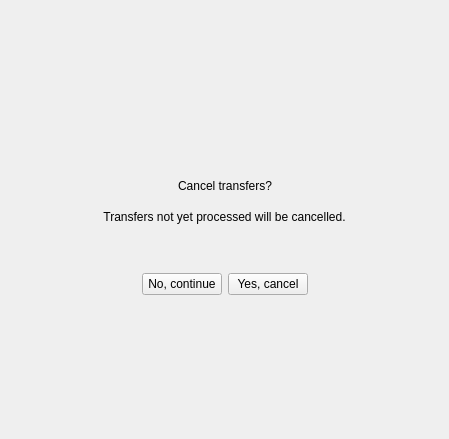
This is src/MEGASync/gui/win/CancelConfirmWidget.ui in meganz/MEGAsync as Qt 5 draws it before an edit. The edited form follows.
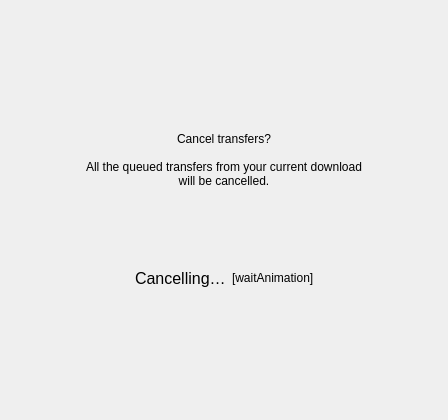
This is the edited form. Icons and pictures are not drawn.

The edit to the form file:
```diff
--- a/src/MEGASync/gui/win/CancelConfirmWidget.ui
+++ b/src/MEGASync/gui/win/CancelConfirmWidget.ui
@@ -6,8 +6,8 @@
    <rect>
     <x>0</x>
     <y>0</y>
-    <width>449</width>
-    <height>439</height>
+    <width>448</width>
+    <height>420</height>
    </rect>
   </property>
   <property name="windowTitle">
@@ -146,9 +146,12 @@
        <property name="orientation">
         <enum>Qt::Horizontal</enum>
        </property>
+       <property name="sizeType">
+        <enum>QSizePolicy::MinimumExpanding</enum>
+       </property>
        <property name="sizeHint" stdset="0">
         <size>
-         <width>0</width>
+         <width>30</width>
          <height>20</height>
         </size>
        </property>
@@ -156,20 +159,14 @@
      </item>
      <item>
       <widget class="QLabel" name="lExplanation">
-       <property name="sizePolicy">
-        <sizepolicy hsizetype="Expanding" vsizetype="Preferred">
-         <horstretch>0</horstretch>
-         <verstretch>0</verstretch>
-        </sizepolicy>
-       </property>
        <property name="text">
-        <string>Transfers not yet processed will be cancelled.</string>
+        <string>All the queued transfers from your current download will be cancelled.</string>
        </property>
        <property name="alignment">
         <set>Qt::AlignCenter</set>
        </property>
        <property name="wordWrap">
-        <bool>false</bool>
+        <bool>true</bool>
        </property>
        <property name="role" stdset="0">
         <string notr="true">details</string>
@@ -181,9 +178,12 @@
        <property name="orientation">
         <enum>Qt::Horizontal</enum>
        </property>
+       <property name="sizeType">
+        <enum>QSizePolicy::MinimumExpanding</enum>
+       </property>
        <property name="sizeHint" stdset="0">
         <size>
-         <width>0</width>
+         <width>30</width>
          <height>20</height>
         </size>
        </property>
@@ -208,6 +208,11 @@
     </spacer>
    </item>
    <item>
+    <widget class="QStackedWidget" name="cancelControlStack">
+     <property name="currentIndex">
+      <number>1</number>
+     </property>
+     <widget class="QWidget" name="pCancelChoice">
     <layout class="QHBoxLayout" name="horizontalLayout">
      <item>
       <spacer name="horizontalSpacer">
@@ -216,7 +221,7 @@
        </property>
        <property name="sizeHint" stdset="0">
         <size>
-         <width>40</width>
+           <width>111</width>
          <height>20</height>
         </size>
        </property>
@@ -249,13 +254,63 @@
        </property>
        <property name="sizeHint" stdset="0">
         <size>
+           <width>110</width>
+           <height>20</height>
+          </size>
+         </property>
+        </spacer>
+       </item>
+      </layout>
+     </widget>
+     <widget class="QWidget" name="pCancelling">
+      <layout class="QHBoxLayout" name="horizontalLayout_5">
+       <item>
+        <spacer name="horizontalSpacer_9">
+         <property name="orientation">
+          <enum>Qt::Horizontal</enum>
+         </property>
+         <property name="sizeHint" stdset="0">
+          <size>
          <width>40</width>
          <height>20</height>
         </size>
        </property>
       </spacer>
      </item>
-    </layout>
+       <item>
+        <widget class="QLabel" name="label">
+         <property name="styleSheet">
+          <string notr="true">font-size: 16px;
+font-weight:400;</string>
+         </property>
+         <property name="text">
+          <string>Cancelling…</string>
+         </property>
+        </widget>
+       </item>
+       <item>
+        <widget class="QLabel" name="lWaitAnimation">
+         <property name="text">
+          <string notr="true">[waitAnimation]</string>
+         </property>
+        </widget>
+       </item>
+       <item>
+        <spacer name="horizontalSpacer_10">
+         <property name="orientation">
+          <enum>Qt::Horizontal</enum>
+         </property>
+         <property name="sizeHint" stdset="0">
+          <size>
+           <width>40</width>
+           <height>20</height>
+          </size>
+         </property>
+        </spacer>
+       </item>
+      </layout>
+     </widget>
+    </widget>
    </item>
    <item>
     <spacer name="verticalSpacer_2">
```
Lines whose indentation alone changed are shown as unchanged.
